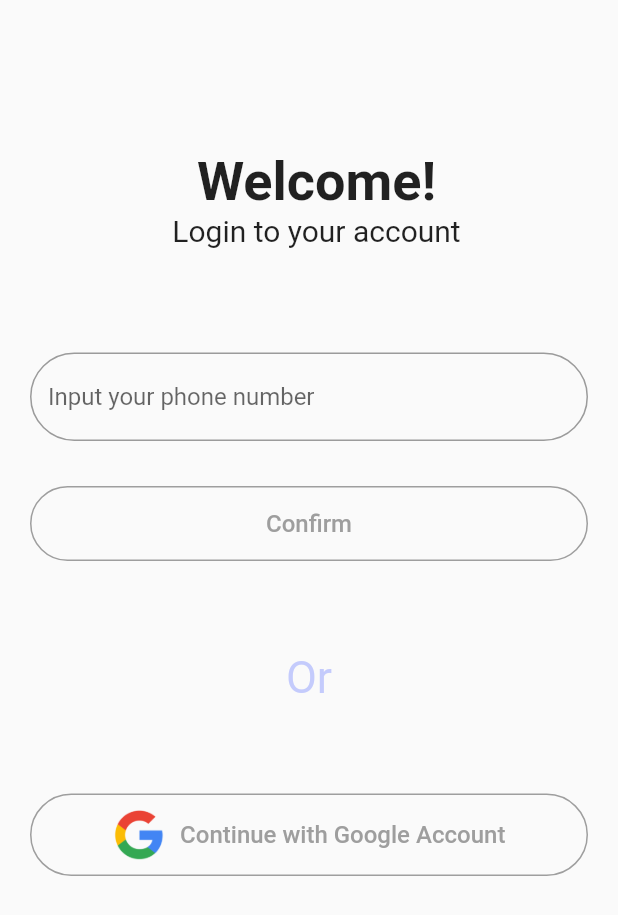
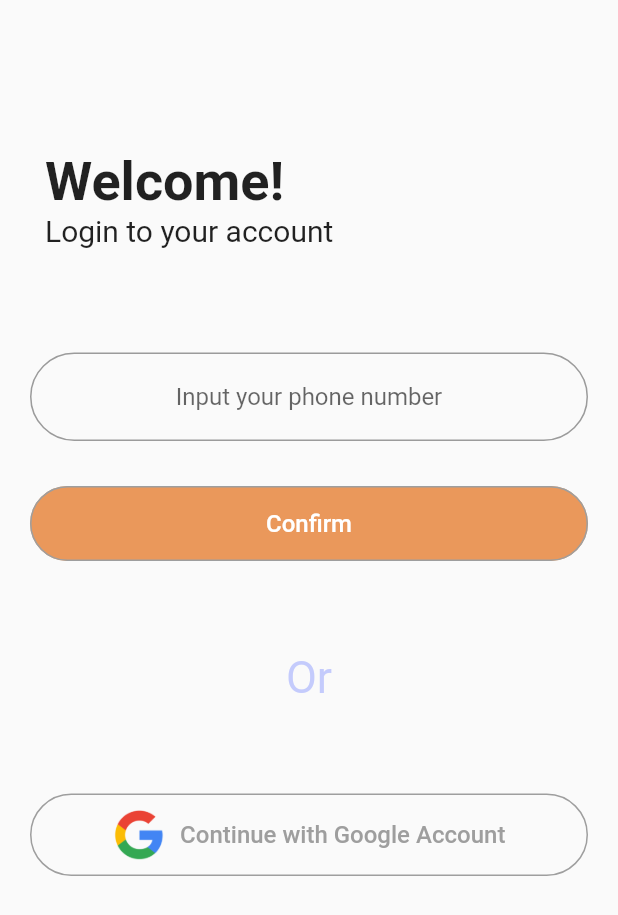
Before and after one commit to vinhomes-ecommerce-swd392/vinhome-ecommerce-mobile, a Flutter app: the screen it shows after launch, on a phone screen of 412 x 824 dp. Shown: the top 915 px of the screen. Run offline on Flutter 3.47's test engine with Material 2 defaults, Android fonts, the phone set to English and light mode, and no system bars.

```diff
--- a/vinhomes_ecommerce/lib/main.dart
+++ b/vinhomes_ecommerce/lib/main.dart
@@ -5,7 +5,7 @@ void main() {
   runApp(const MainApp());
 }
 
-class MainApp extends StatelessWidget {
+ class MainApp extends StatelessWidget {
   const MainApp({super.key});
 
   @override
--- a/vinhomes_ecommerce/lib/views/login.dart
+++ b/vinhomes_ecommerce/lib/views/login.dart
@@ -66,10 +66,13 @@ class _LoginBodyState extends State<LoginBody> {
       child: Column(
         children: <Widget>[
           Container(
+            width: double.maxFinite,
+            alignment: Alignment.topLeft,
             margin: const EdgeInsets.only(top: 100, bottom: 40),
             child: const Padding(
                 padding: EdgeInsets.only(left: 10),
                 child: Column(
+                  crossAxisAlignment: CrossAxisAlignment.start,
                   children: [
                     Text("Welcome!",
                         style: TextStyle(
@@ -82,16 +85,15 @@ class _LoginBodyState extends State<LoginBody> {
           ),
           Container(
             margin: const EdgeInsets.symmetric(vertical: 30),
-            child: SizedBox(
+            child: Center(
               child: TextField(
                   keyboardType: TextInputType.number,
                   textAlign: TextAlign.center,
-                  obscureText: true,
                   decoration: InputDecoration(
                       alignLabelWithHint: true,
                       border: OutlineInputBorder(
                           borderRadius: BorderRadius.circular(45)),
-                      labelText: "Input your phone number")),
+                      hintText: "Input your phone number")),
             ),
           ),
           Container(
@@ -105,16 +107,14 @@ class _LoginBodyState extends State<LoginBody> {
                     shape: RoundedRectangleBorder(
                         borderRadius: BorderRadius.circular(45)),
                     foregroundColor: Colors.grey,
+                    backgroundColor: Color.fromRGBO(234, 152, 91, 1),
                     side: const BorderSide(color: Colors.grey),
                     padding: const EdgeInsets.fromLTRB(10, 10, 10, 10)),
-                child: const Row(
-                  mainAxisSize: MainAxisSize.min,
-                  mainAxisAlignment: MainAxisAlignment.center,
-                  children: <Widget>[
-                    Text("Confirm",
-                        style: TextStyle(color: Colors.grey, fontSize: 16))
-                  ],
-                ),
+                child: const Text("Confirm",
+                    style: TextStyle(
+                      color: Colors.white,
+                      fontSize: 16,
+                    )),
               ),
             ),
           ),
```
Also changed, not shown: vinhomes_ecommerce/lib/resources/bottom_nav_bar.dart (added, +40 -0 lines), vinhomes_ecommerce/lib/resources/home_widget.dart (added, +10 -0 lines), vinhomes_ecommerce/lib/views/homepage.dart (+55 -25 lines), vinhomes_ecommerce/lib/resources/GoogleLogo.png (deleted).
